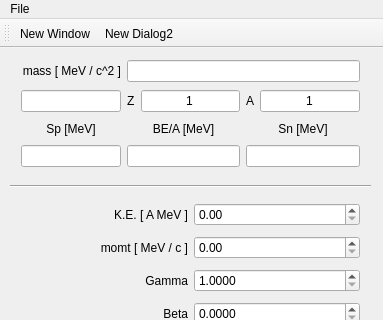
Qt form Qt/RelativisticKinematics/mainwindow.ui (goluckyryan/programmings) before a commit; both pictures show x 0 to 383 and y 0 to 320 of the 383 by 615 pixel window.
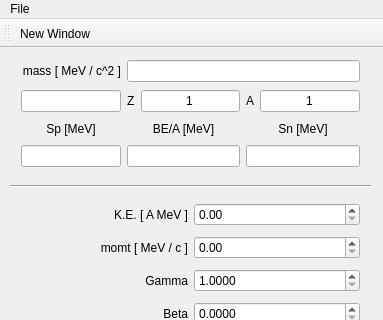
The same form after that commit.

```diff
--- a/Qt/RelativisticKinematics/mainwindow.ui
+++ b/Qt/RelativisticKinematics/mainwindow.ui
@@ -502,7 +502,6 @@
     <bool>false</bool>
    </attribute>
    <addaction name="actionNew_Windows"/>
-   <addaction name="actionNew_Dialog2"/>
   </widget>
   <widget class="QStatusBar" name="statusBar"/>
   <action name="actionNew_Windows">
```
